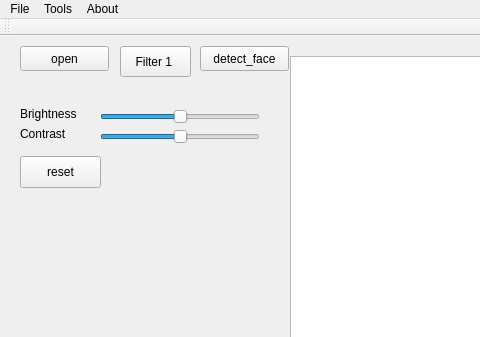
yang-han/GraphicsEditor, file view.ui: the form before one commit; both pictures show x 0 to 480 and y 0 to 337 of the 971 by 674 pixel window.
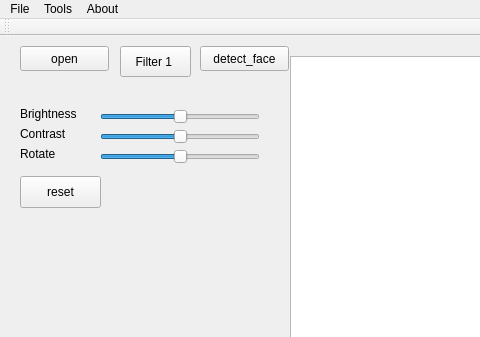
The form after the commit.

Commit message: add function: rotate

What changed in the file:
```diff
--- a/view.ui
+++ b/view.ui
@@ -155,7 +155,7 @@
     <property name="geometry">
      <rect>
       <x>20</x>
-      <y>120</y>
+      <y>140</y>
       <width>81</width>
       <height>32</height>
      </rect>
@@ -177,6 +177,38 @@
      <string>detect_face</string>
     </property>
    </widget>
+   <widget class="QSlider" name="rotateSlider">
+    <property name="geometry">
+     <rect>
+      <x>100</x>
+      <y>110</y>
+      <width>160</width>
+      <height>22</height>
+     </rect>
+    </property>
+    <property name="minimum">
+     <number>-90</number>
+    </property>
+    <property name="maximum">
+     <number>90</number>
+    </property>
+    <property name="orientation">
+     <enum>Qt::Horizontal</enum>
+    </property>
+   </widget>
+   <widget class="QLabel" name="label_4">
+    <property name="geometry">
+     <rect>
+      <x>20</x>
+      <y>110</y>
+      <width>60</width>
+      <height>16</height>
+     </rect>
+    </property>
+    <property name="text">
+     <string>Rotate</string>
+    </property>
+   </widget>
   </widget>
   <widget class="QMenuBar" name="menuBar">
    <property name="geometry">
```
The commit also changes 8 other files.
